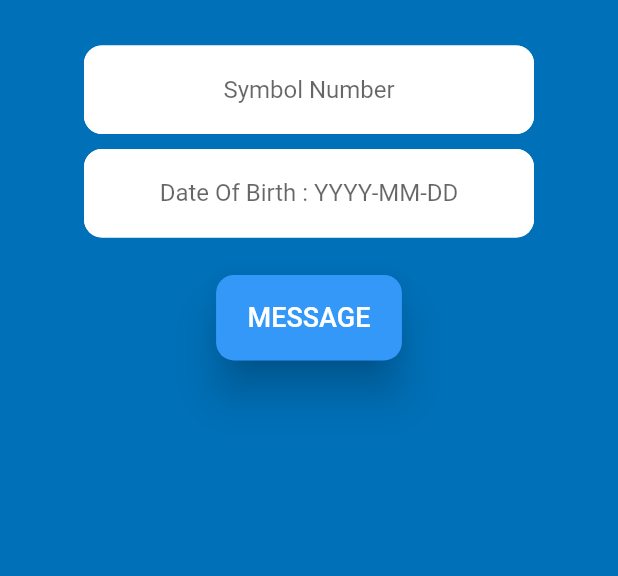
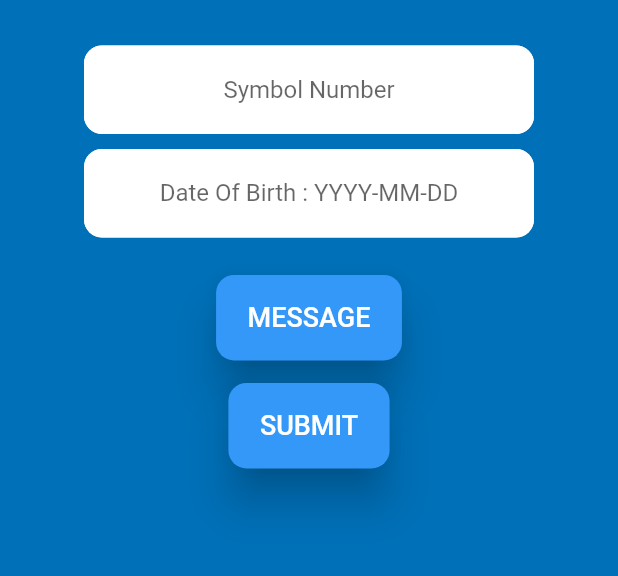
Before and after one commit to Cellappflutter/Result8, a Flutter app: the HomePage screen opened directly with empty values, on a phone screen of 412 x 824 dp, the part 494-1070 px from its top. Run offline on Flutter 3.47's test engine with Material 2 defaults, Android fonts, the phone set to English and light mode, and no system bars; our stand-ins replace bloc, connectivity, equatable, flutter_bloc; missing offline and left inert: sms.

Commit message:
ui changes

```diff
--- a/lib/homepage.dart
+++ b/lib/homepage.dart
@@ -13,7 +13,7 @@ import 'package:sms/sms.dart';
 class HomePage extends StatefulWidget {
   final bool isshow;
 
-  const HomePage({Key key,@required this.isshow}) : super(key: key);
+  const HomePage({Key key, @required this.isshow}) : super(key: key);
   @override
   _HomePageState createState() => _HomePageState();
 }
@@ -67,9 +67,7 @@ class _HomePageState extends State<HomePage> {
                   "You have disconnected from the internet go back to use the SMS service"),
             ),
           );
-        } else if (state is NetworkConected) {
-
-        }
+        } else if (state is NetworkConected) {}
       },
       child: Scaffold(
         key: _scaffoldKey,
@@ -148,17 +146,25 @@ class _HomePageState extends State<HomePage> {
                                 ? "2076-05-06 use this as reference"
                                 : null;
                           }),
-
                         ),
                       ],
                     ),
                   ),
                   SizedBox(height: 25.0),
-                  widget.isshow
-                      ?
+                  // widget.isshow
+                      // ?
+                      CellButton(
+                          text: 'Message',
+                          onpressed: () async {
+                            if (_formkey.currentState.validate()) {
+                              _sendingSMS(
+                                  "35001", "rslt ${symbol_number.text}");
+                            }
+                          }),
+                          SizedBox(height: 15.0,),
                       CellButton(
                           text: "Submit",
-                onpressed: ()   async {
+                          onpressed: () async {
                             if (_formkey.currentState.validate()) {
                               Studentdata u = await Apiresult()
                                   .getresult(symbol_number.text, dob.text);
@@ -167,26 +173,23 @@ class _HomePageState extends State<HomePage> {
                               if (u.status == true) {
                                 symbol_number.clear();
                                 dob.clear();
-                                Navigator.pushNamed(context, 'result',arguments: u);
+                                Navigator.pushNamed(context, 'result',
+                                    arguments: u);
                               }
                               if (u.status == false) {
-
                                 _scaffoldKey.currentState.showSnackBar(
                                   SnackBar(
                                     backgroundColor: Colors.red,
-                                    content: Text(
-                                        u.message.toString()),
+                                    content: Text(u.message.toString()),
                                   ),
                                 );
                               }
                             }
                           },
-              )
-                      : CellButton(text: 'Message', onpressed: ()async {
-                            if (_formkey.currentState.validate()) {
-                              _sendingSMS("35001", "rslt ${symbol_number.text}");
-                            }
-                          })
+                        ),
+                        SizedBox(height: 15.0),
+                      // :
+
                 ],
               ),
             ),
@@ -195,8 +198,6 @@ class _HomePageState extends State<HomePage> {
       ),
     );
   }
-
-
 
   Future _sendingSMS(String reception, String msg) async {
     SmsMessage message = SmsMessage(reception, msg);
--- a/lib/nagarpalikaselect.dart
+++ b/lib/nagarpalikaselect.dart
@@ -89,7 +89,7 @@ class NagarpalikaState extends State<Nagarpalika> {
             isThreeLine: false,
             leading: Icon(Icons.account_balance,color: Colors.white,size: 25,),
             title: Text("लुम्बिनी सांस्कृतिक नगरपालिका",style: TextStyle(fontSize: 20,fontWeight: FontWeight.w500,color: Colors.white),),
-            onTap: () => Navigator.pushNamed(context, 'selector',arguments: 1),
+            onTap: () => Navigator.pushNamed(context, 'homepage',arguments: false),
           )
       ],
     ),
```
Lines whose indentation alone changed are shown as unchanged.
